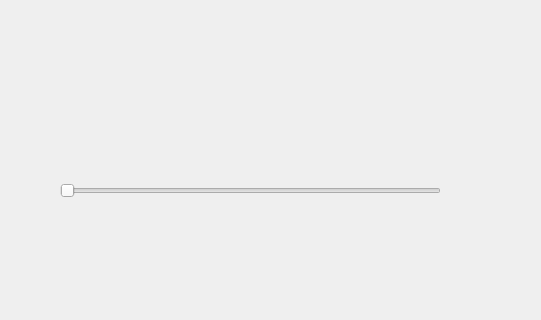
First picture: the form in base.ui, repository juanrizo22/Entrega--3, before the edit; both pictures show x 0 to 541 and y 280 to 600 of the 800 by 600 pixel window.
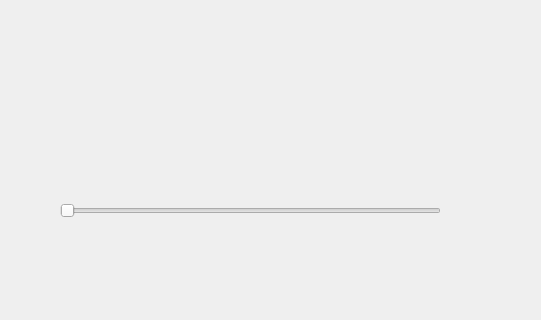
Second picture: the form after the edit.

```diff
--- a/base.ui
+++ b/base.ui
@@ -21,7 +21,7 @@
     <property name="geometry">
      <rect>
       <x>60</x>
-      <y>450</y>
+      <y>470</y>
       <width>381</width>
       <height>41</height>
      </rect>
@@ -33,10 +33,10 @@
    <widget class="QLabel" name="img">
     <property name="geometry">
      <rect>
-      <x>60</x>
-      <y>20</y>
-      <width>391</width>
-      <height>351</height>
+      <x>0</x>
+      <y>10</y>
+      <width>521</width>
+      <height>421</height>
      </rect>
     </property>
     <property name="text">
```
